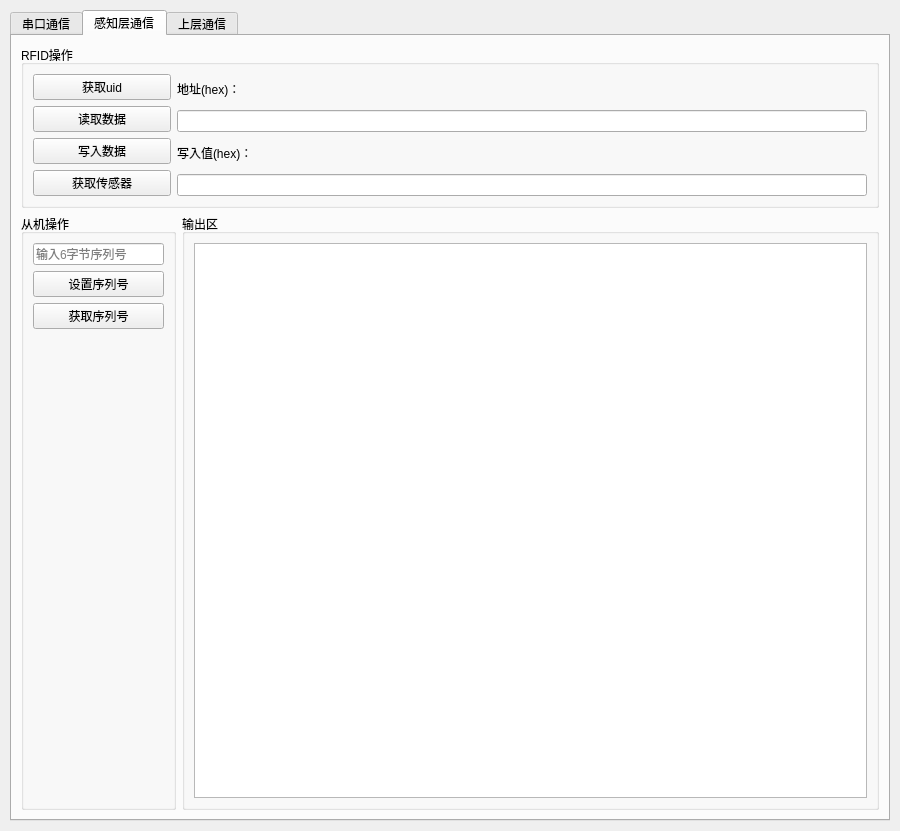
Old version of the form connect-layer/test.ui in the repository ariyflow/rfid-item.
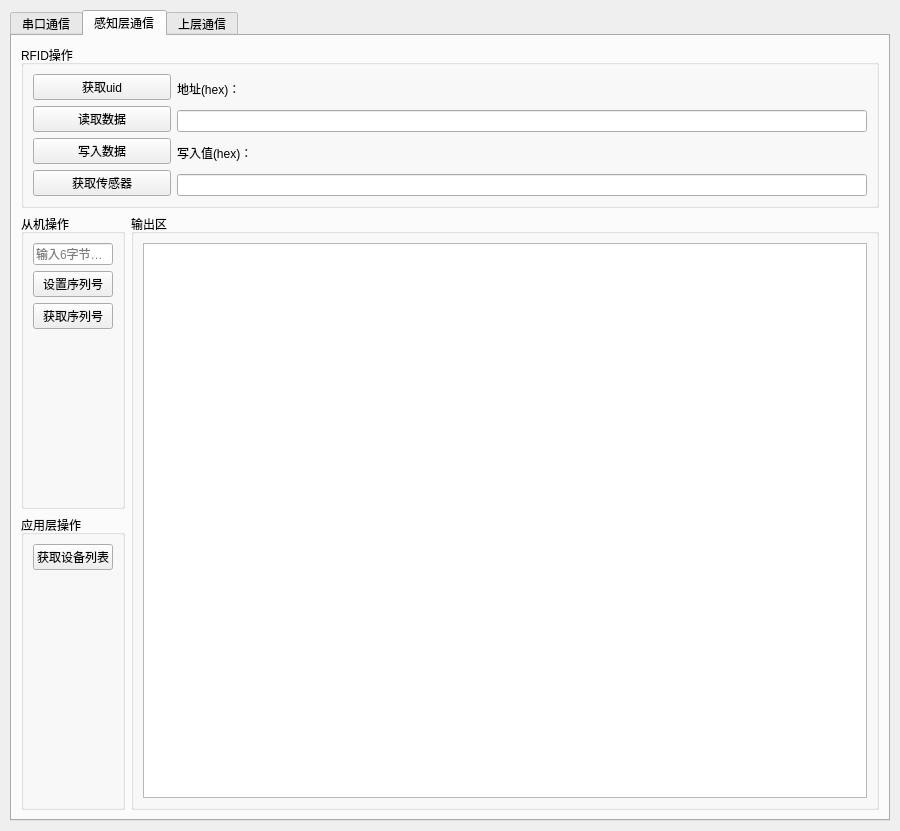
New version of the form. The open tabs and pages were chosen to show the change.

Commit message: update: 网络层适配新的API[get_device_list]，可通过交互功能获取设备列表

```diff
--- a/connect-layer/test.ui
+++ b/connect-layer/test.ui
@@ -348,9 +348,9 @@
        <attribute name="title">
         <string>感知层通信</string>
        </attribute>
-       <layout class="QHBoxLayout" name="horizontalLayout_4">
+       <layout class="QVBoxLayout" name="verticalLayout_11">
         <item>
-         <layout class="QVBoxLayout" name="verticalLayout_7" stretch="1,5">
+         <layout class="QVBoxLayout" name="verticalLayout_10" stretch="1,10">
           <item>
            <widget class="QGroupBox" name="groupBox">
             <property name="title">
@@ -434,7 +434,9 @@
            </widget>
           </item>
           <item>
-           <layout class="QHBoxLayout" name="horizontalLayout_3" stretch="2,9">
+           <layout class="QHBoxLayout" name="horizontalLayout_3" stretch="1,10">
+            <item>
+             <layout class="QVBoxLayout" name="verticalLayout_9">
             <item>
              <widget class="QGroupBox" name="groupBox_3">
               <property name="title">
@@ -483,11 +485,42 @@
              </widget>
             </item>
             <item>
+               <widget class="QGroupBox" name="groupBox_4">
+                <property name="title">
+                 <string>应用层操作</string>
+                </property>
+                <layout class="QVBoxLayout" name="verticalLayout_3">
+                 <item>
+                  <widget class="QPushButton" name="get_device_list_btn">
+                   <property name="text">
+                    <string>获取设备列表</string>
+                   </property>
+                  </widget>
+                 </item>
+                 <item>
+                  <spacer name="verticalSpacer_3">
+                   <property name="orientation">
+                    <enum>Qt::Orientation::Vertical</enum>
+                   </property>
+                   <property name="sizeHint" stdset="0">
+                    <size>
+                     <width>20</width>
+                     <height>198</height>
+                    </size>
+                   </property>
+                  </spacer>
+                 </item>
+                </layout>
+               </widget>
+              </item>
+             </layout>
+            </item>
+            <item>
              <widget class="QGroupBox" name="groupBox_2">
               <property name="title">
                <string>输出区</string>
               </property>
-              <layout class="QVBoxLayout" name="verticalLayout_3">
+              <layout class="QVBoxLayout" name="verticalLayout_7">
                <item>
                 <widget class="QPlainTextEdit" name="output_data_text">
                  <property name="sizePolicy">
```
Left out of the diff: 2 changed lines with no effect on the pictures. Lines whose indentation alone changed are shown as unchanged. The commit also changes 2 other files.
